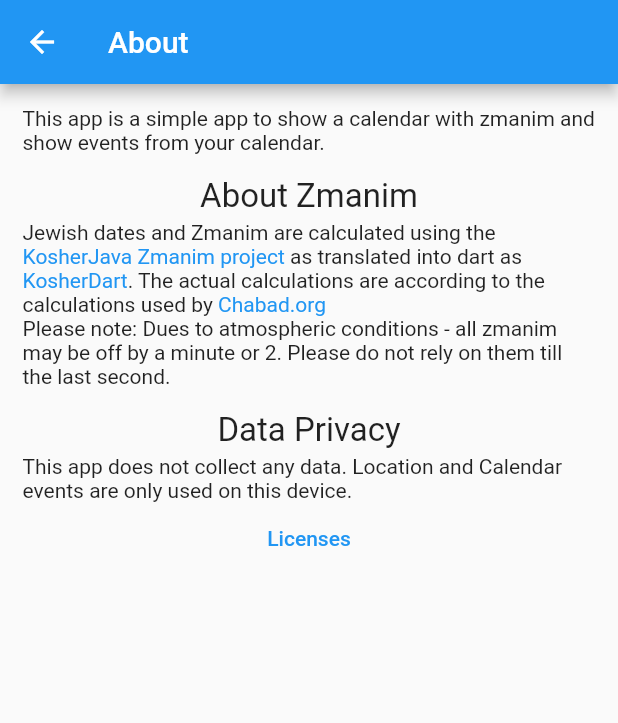
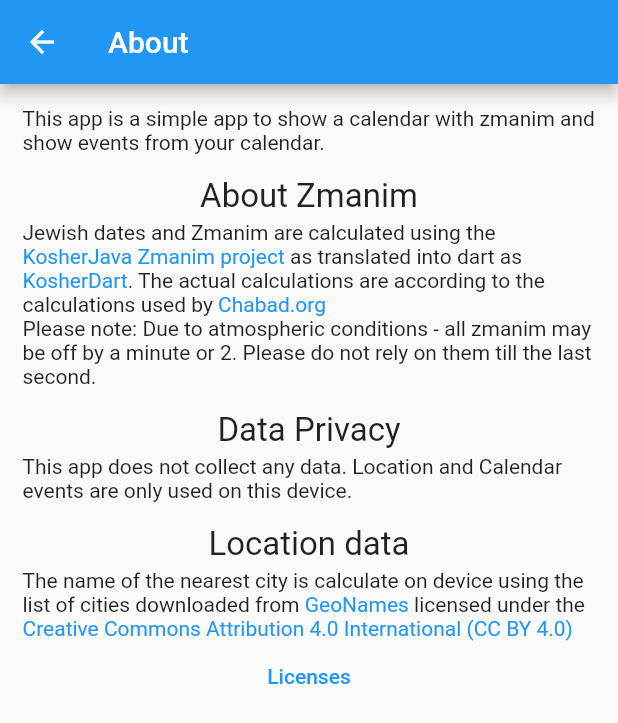
Before and after one commit to jewishcalendarapp/hebrewcalendar, a Flutter app: the AboutPage screen opened directly, on a phone screen of 412 x 824 dp. Shown: the top 723 px of the screen. Run offline on Flutter 3.47's test engine with Material 2 defaults, Android fonts, the phone set to English and light mode, and no system bars; our stand-ins replace geolocator, shared_preferences, table_calendar; missing offline and left inert: device_calendar, kosher_dart, month_year_picker, sqlite3; accounts and stored records are empty.

Commit message:
add CC links for geo data

```diff
--- a/lib/about_page.dart
+++ b/lib/about_page.dart
@@ -66,13 +66,46 @@ class AboutPage extends StatelessWidget {
                       ]),
                 ),
                 const Text(
-                    "Please note: Dues to atmospheric conditions - all zmanim may be off by a minute or 2. Please do not rely on them till the last second."),
+                    "Please note: Due to atmospheric conditions - all zmanim may be off by a minute or 2. Please do not rely on them till the last second."),
                 const Text(
                   "Data Privacy",
                   style: TextStyle(height: 2, fontSize: 22),
                 ),
                 const Text(
                     "This app does not collect any data. Location and Calendar events are only used on this device."),
+                const Text(
+                  "Location data",
+                  style: TextStyle(height: 2, fontSize: 22),
+                ),
+                Text.rich(
+                  TextSpan(
+                      text:
+                          'The name of the nearest city is calculate on device using the list of cities downloaded from ',
+                      children: [
+                        TextSpan(
+                          text: 'GeoNames',
+                          style: const TextStyle(color: Colors.blue),
+                          recognizer: TapGestureRecognizer()
+                            ..onTap = () {
+                              launchUrl(Uri.parse('http://www.geonames.org/'),
+                                  mode: LaunchMode.externalApplication);
+                            },
+                        ),
+                        const TextSpan(text: ' licensed under the '),
+                        TextSpan(
+                          text:
+                              'Creative Commons Attribution 4.0 International (CC BY 4.0)',
+                          style: const TextStyle(color: Colors.blue),
+                          recognizer: TapGestureRecognizer()
+                            ..onTap = () {
+                              launchUrl(
+                                  Uri.parse(
+                                      'https://creativecommons.org/licenses/by/4.0/'),
+                                  mode: LaunchMode.externalApplication);
+                            },
+                        ),
+                      ]),
+                ),
                 TextButton(
                   onPressed: () => showLicensePage(context: context),
                   child: const Text('Licenses'),
```
Also changed, not shown: 1 other file.
